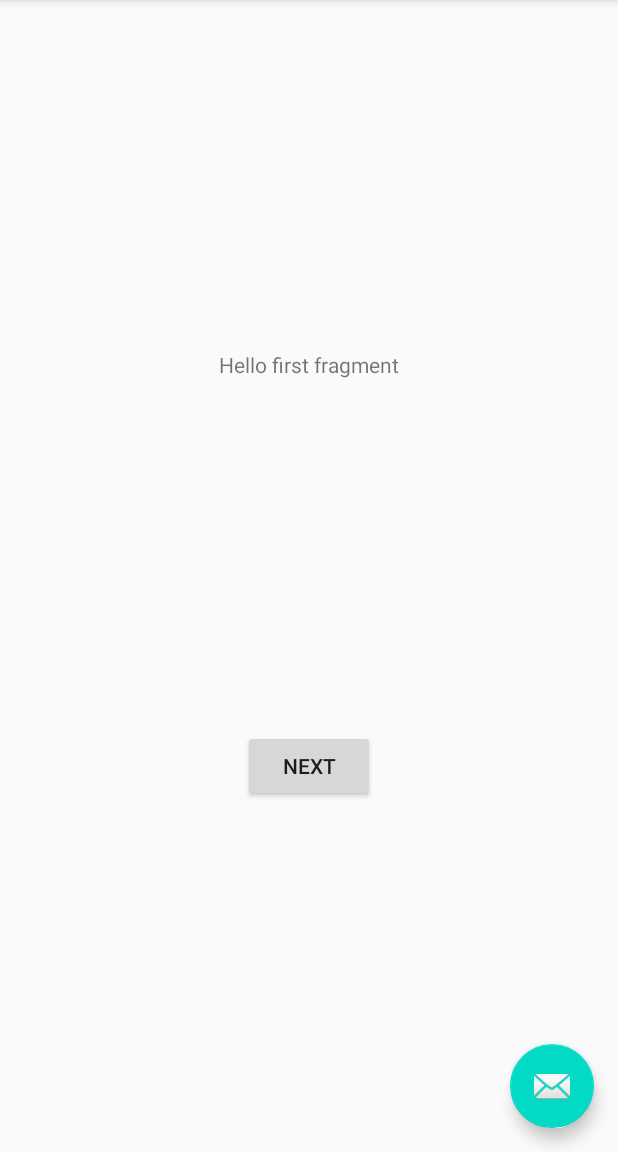
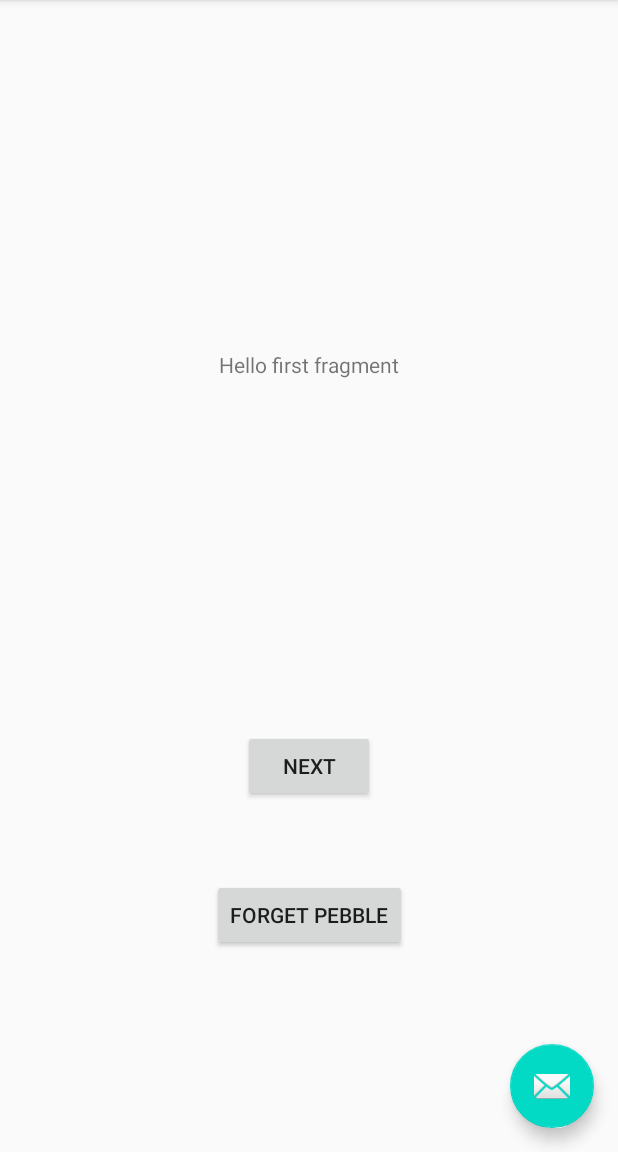
Before and after one commit to alessap/p2hrbthelper, an Android app: the screen it shows after launch (MainActivity), on a phone screen of 412 x 824 dp, the part 84-1236 px from its top. Run offline under Robolectric (Android 15) with nearby library versions, the phone set to English and light mode, and no system bars.

Commit message:
add a button on the first layer

```diff
--- a/app/src/main/res/layout/fragment_first.xml
+++ b/app/src/main/res/layout/fragment_first.xml
@@ -1,6 +1,5 @@
 <?xml version="1.0" encoding="utf-8"?>
-<androidx.constraintlayout.widget.ConstraintLayout
-    xmlns:android="http://schemas.android.com/apk/res/android"
+<androidx.constraintlayout.widget.ConstraintLayout xmlns:android="http://schemas.android.com/apk/res/android"
     xmlns:app="http://schemas.android.com/apk/res-auto"
     xmlns:tools="http://schemas.android.com/tools"
     android:layout_width="match_parent"
@@ -12,20 +11,32 @@
         android:layout_width="wrap_content"
         android:layout_height="wrap_content"
         android:text="@string/hello_first_fragment"
-        app:layout_constraintTop_toTopOf="parent"
+        app:layout_constraintBottom_toTopOf="@id/button_first"
+        app:layout_constraintEnd_toEndOf="parent"
         app:layout_constraintStart_toStartOf="parent"
-        app:layout_constraintEnd_toEndOf="parent"
-        app:layout_constraintBottom_toTopOf="@id/button_first"
-        />
+        app:layout_constraintTop_toTopOf="parent" />
 
     <Button
         android:id="@+id/button_first"
         android:layout_width="wrap_content"
         android:layout_height="wrap_content"
         android:text="@string/next"
-        app:layout_constraintTop_toBottomOf="@id/textview_first"
+        app:layout_constraintBottom_toBottomOf="parent"
+        app:layout_constraintEnd_toEndOf="parent"
         app:layout_constraintStart_toStartOf="parent"
+        app:layout_constraintTop_toBottomOf="@id/textview_first" />
+
+    <Button
+        android:id="@+id/button"
+        android:layout_width="wrap_content"
+        android:layout_height="wrap_content"
+        android:layout_marginStart="162dp"
+        android:layout_marginTop="567dp"
+        android:layout_marginEnd="161dp"
+        android:layout_marginBottom="116dp"
+        android:text="@string/forgetpebble"
+        app:layout_constraintBottom_toBottomOf="parent"
         app:layout_constraintEnd_toEndOf="parent"
-        app:layout_constraintBottom_toBottomOf="parent"
-        />
+        app:layout_constraintStart_toStartOf="parent"
+        app:layout_constraintTop_toTopOf="parent" />
 </androidx.constraintlayout.widget.ConstraintLayout>
--- a/app/src/main/res/values/strings.xml
+++ b/app/src/main/res/values/strings.xml
@@ -9,5 +9,5 @@
 
     <string name="hello_first_fragment">Hello first fragment</string>
     <string name="hello_second_fragment">Hello second fragment</string>
-    <string name="rungetlist">Get BT list</string>
+    <string name="forgetpebble">Forget Pebble</string>
 </resources>
```
